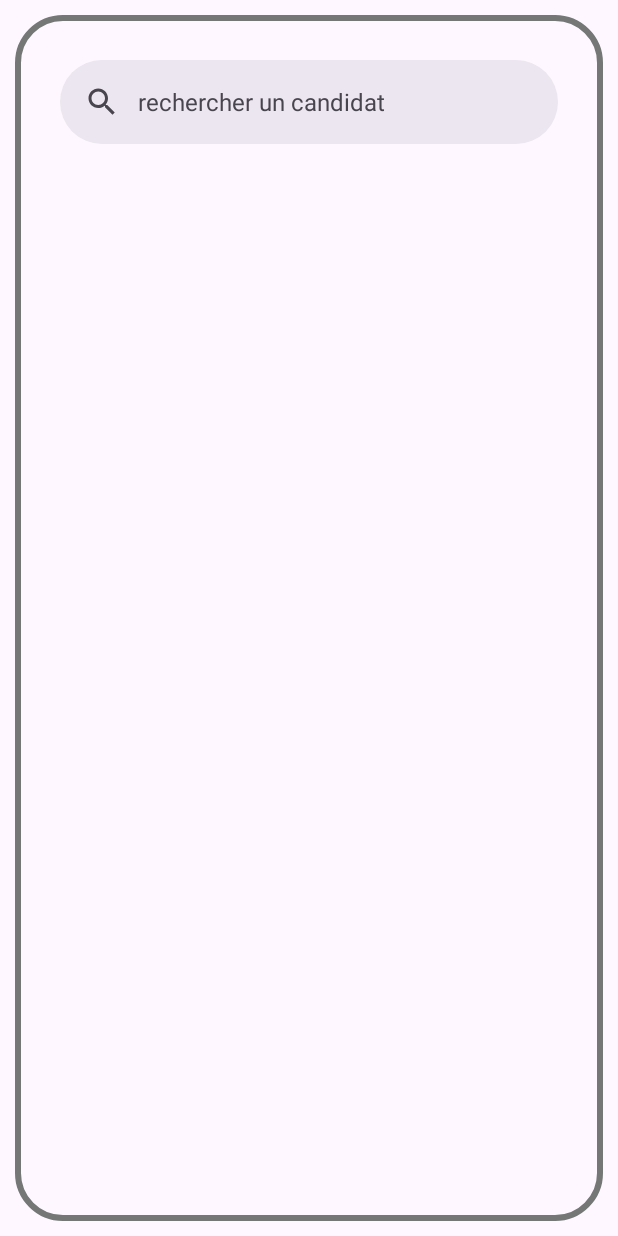
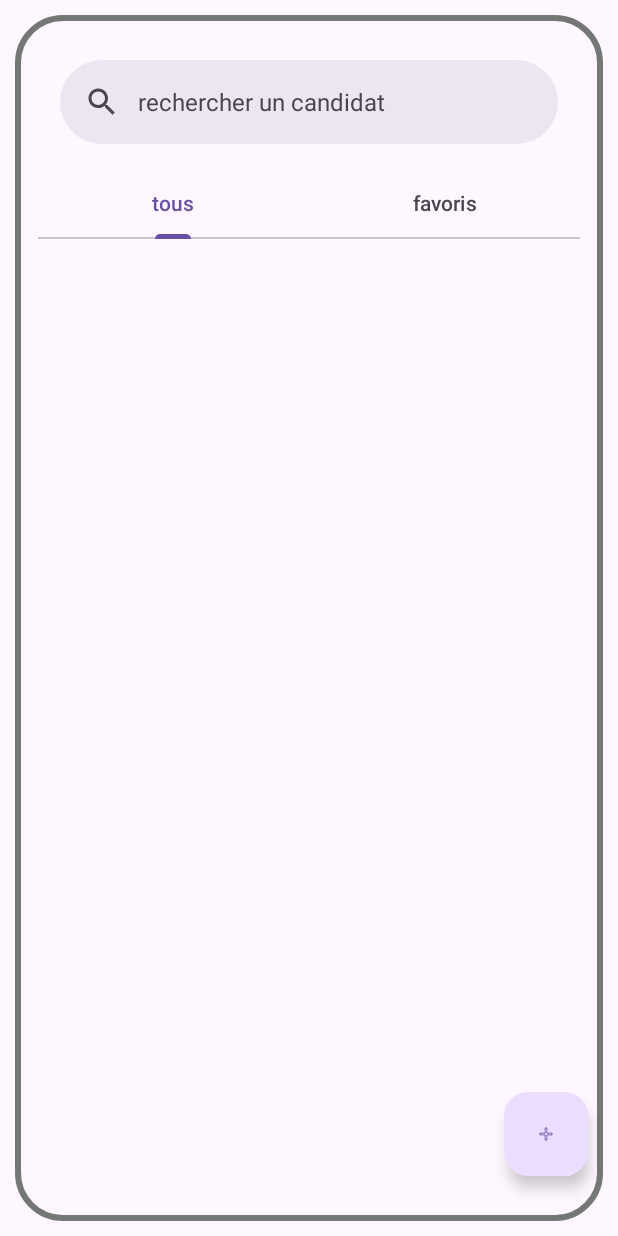
Before and after one commit to Haylme/p8-techradar, an Android app built with Jetpack Compose: the layout fragment_home.xml on its own in the app's theme, with its tools: preview values and no code run, on a phone screen of 412 x 824 dp. Run offline under Robolectric (Android 15) with nearby library versions, the phone set to English and light mode, and no system bars.

Commit message:
first commit

```diff
--- a/app/src/main/res/layout/fragment_home.xml
+++ b/app/src/main/res/layout/fragment_home.xml
@@ -30,6 +30,50 @@
 
             />
 
+       <com.google.android.material.tabs.TabLayout
+           android:layout_width="match_parent"
+           android:layout_height="wrap_content"
+           app:layout_constraintTop_toBottomOf="@+id/searchBar"
+           android:layout_margin="15dp"
+
+
+           >
+
+           <com.google.android.material.tabs.TabItem
+               android:id="@+id/tous"
+               android:layout_width="wrap_content"
+               android:layout_height="wrap_content"
+               android:text="@string/tous"
+
+               />
+
+           <com.google.android.material.tabs.TabItem
+               android:id="@+id/favoris"
+               android:layout_width="wrap_content"
+               android:layout_height="wrap_content"
+               android:text="@string/favoris"
+
+               />
+
+
+       </com.google.android.material.tabs.TabLayout>
+
+        <com.google.android.material.floatingactionbutton.FloatingActionButton
+            android:id="@+id/add_button"
+            android:layout_width="wrap_content"
+            android:layout_height="wrap_content"
+            android:contentDescription="@string/fab_add_content"
+            app:layout_constraintEnd_toEndOf="parent"
+            app:layout_constraintBottom_toBottomOf="parent"
+            android:layout_marginBottom="30dp"
+            android:layout_marginEnd="10dp"
+            android:src="@drawable/ic_launcher_foreground"
+
+            />
+
+
+
+
 
     </androidx.constraintlayout.widget.ConstraintLayout>
 
--- a/app/src/main/res/values/strings.xml
+++ b/app/src/main/res/values/strings.xml
@@ -1,4 +1,7 @@
 <resources>
     <string name="app_name">tech radar</string>
     <string name="rechercher_un_candidat">rechercher un candidat</string>
+    <string name="tous">tous</string>
+    <string name="favoris">favoris</string>
+    <string name="fab_add_content">fab_add_content</string>
 </resources>
```
